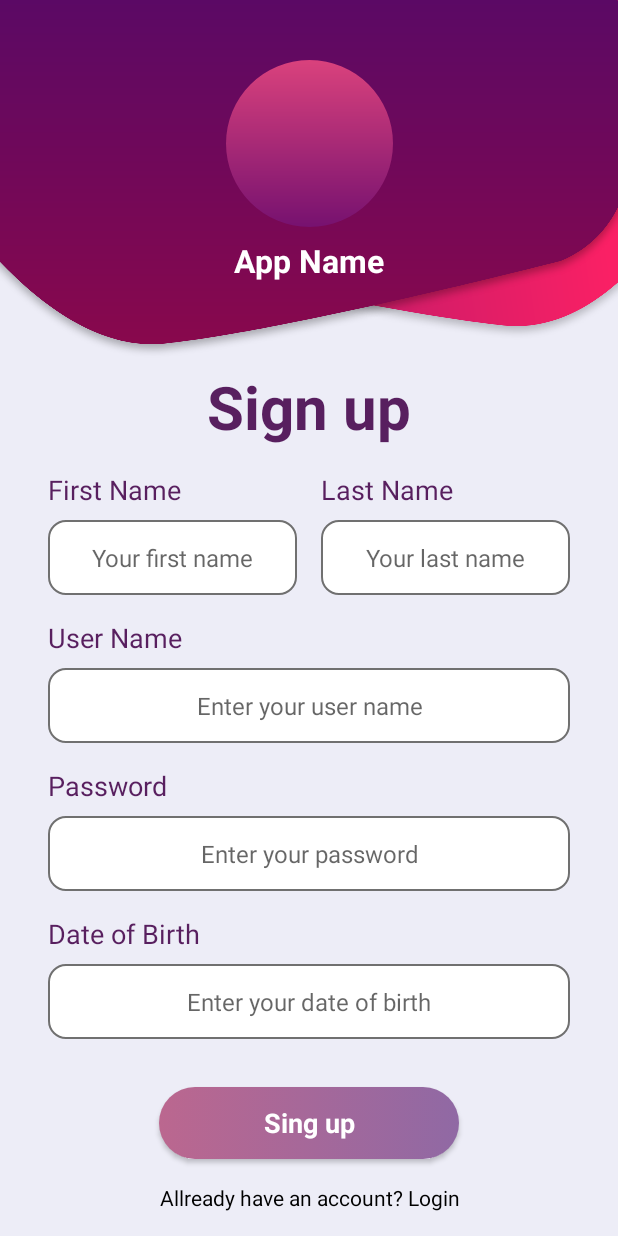
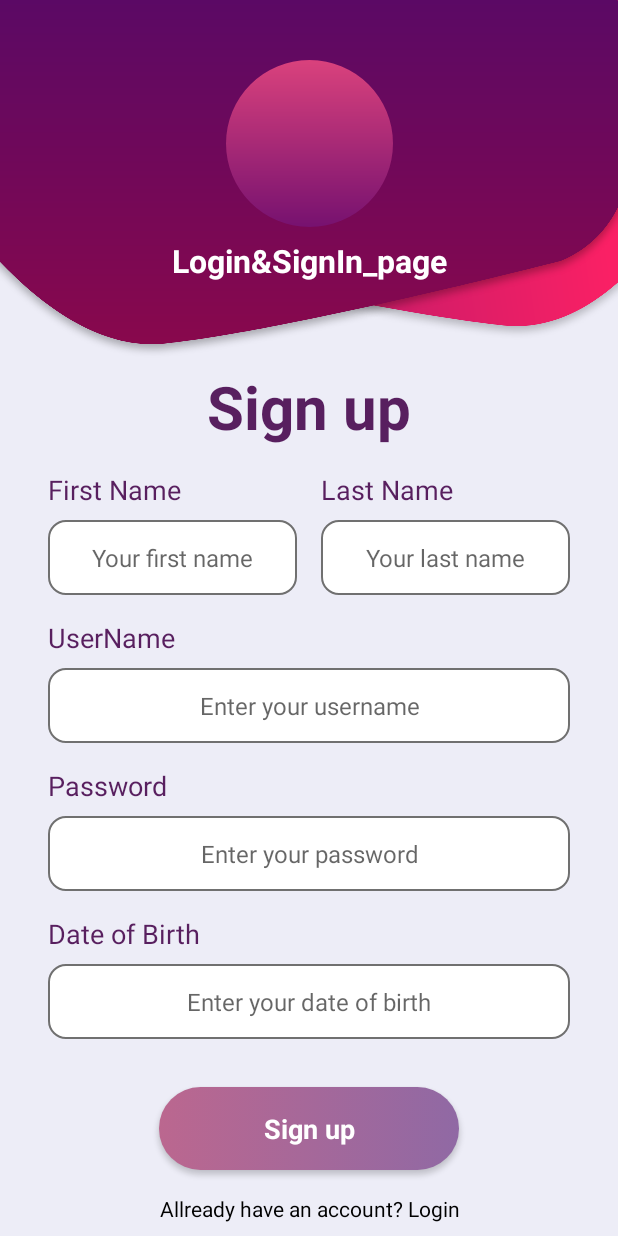
Before and after one commit to NovbiChannel/Login-Page, an Android app: the layout activity_signup.xml on its own in the app's theme, with its tools: preview values and no code run, on a phone screen of 412 x 824 dp. Run offline under Robolectric (Android 15) with nearby library versions, the phone set to English and light mode, and no system bars.

Commit message:
Elimination of errors during layout. Adding text to a string file.

```diff
--- a/app/src/main/res/layout/activity_signup.xml
+++ b/app/src/main/res/layout/activity_signup.xml
@@ -1,5 +1,6 @@
 <?xml version="1.0" encoding="utf-8"?>
-<androidx.constraintlayout.widget.ConstraintLayout xmlns:android="http://schemas.android.com/apk/res/android"
+<androidx.constraintlayout.widget.ConstraintLayout
+    xmlns:android="http://schemas.android.com/apk/res/android"
     xmlns:app="http://schemas.android.com/apk/res-auto"
     xmlns:tools="http://schemas.android.com/tools"
     android:layout_width="match_parent"
@@ -21,7 +22,7 @@
                 android:layout_height="match_parent">
 
                 <ImageView
-                    android:id="@+id/imageView"
+                    android:id="@+id/ivHeaderApp"
                     android:layout_width="wrap_content"
                     android:layout_height="wrap_content"
                     android:scaleType="centerCrop"
@@ -32,35 +33,35 @@
                     app:srcCompat="@drawable/top_background" />
 
                 <ImageView
-                    android:id="@+id/imageView2"
+                    android:id="@+id/ivCircle"
                     android:layout_width="wrap_content"
                     android:layout_height="wrap_content"
-                    app:layout_constraintBottom_toBottomOf="@+id/imageView"
+                    app:layout_constraintBottom_toBottomOf="@+id/ivHeaderApp"
                     app:layout_constraintEnd_toEndOf="parent"
                     app:layout_constraintStart_toStartOf="parent"
-                    app:layout_constraintTop_toTopOf="@+id/imageView"
+                    app:layout_constraintTop_toTopOf="@+id/ivHeaderApp"
                     app:layout_constraintVertical_bias="0.3"
                     app:srcCompat="@drawable/circle" />
 
                 <TextView
-                    android:id="@+id/textView"
+                    android:id="@+id/tvAppName"
                     android:layout_width="wrap_content"
                     android:layout_height="wrap_content"
                     android:layout_marginTop="8dp"
-                    android:text="App Name"
+                    android:text="@string/app_name"
                     android:textColor="#ffffff"
                     android:textSize="21sp"
                     android:textStyle="bold"
-                    app:layout_constraintEnd_toEndOf="@+id/imageView2"
-                    app:layout_constraintStart_toStartOf="@+id/imageView2"
-                    app:layout_constraintTop_toBottomOf="@+id/imageView2" />
+                    app:layout_constraintEnd_toEndOf="@+id/ivCircle"
+                    app:layout_constraintStart_toStartOf="@+id/ivCircle"
+                    app:layout_constraintTop_toBottomOf="@+id/ivCircle" />
             </androidx.constraintlayout.widget.ConstraintLayout>
 
             <TextView
-                android:id="@+id/textView2"
+                android:id="@+id/tvSignUp"
                 android:layout_width="match_parent"
                 android:layout_height="wrap_content"
-                android:text="Sign up"
+                android:text="@string/sign_up"
                 android:textAlignment="center"
                 android:textColor="#581f5f"
                 android:textSize="40sp"
@@ -81,21 +82,21 @@
                     android:orientation="vertical">
 
                     <TextView
-                        android:id="@+id/textView3"
+                        android:id="@+id/tvFirstName"
                         android:layout_width="match_parent"
                         android:layout_height="wrap_content"
-                        android:text="First Name"
+                        android:text="@string/first_name"
                         android:textColor="#581f5f"
                         android:textSize="18sp" />
 
                     <EditText
-                        android:id="@+id/editTextTextPersonName"
+                        android:id="@+id/etFirstName"
                         android:layout_width="match_parent"
                         android:layout_height="50dp"
                         android:layout_marginTop="8dp"
                         android:background="@drawable/edittext_background"
                         android:ems="10"
-                        android:hint="Your first name"
+                        android:hint="@string/your_first_name"
                         android:inputType="textPersonName"
                         android:padding="8dp"
                         android:textAlignment="center"
@@ -113,21 +114,21 @@
                     android:orientation="vertical">
 
                     <TextView
-                        android:id="@+id/textView3"
+                        android:id="@+id/tvLastName"
                         android:layout_width="match_parent"
                         android:layout_height="wrap_content"
-                        android:text="Last Name"
+                        android:text="@string/last_name"
                         android:textColor="#581f5f"
                         android:textSize="18sp" />
 
                     <EditText
-                        android:id="@+id/editTextTextPersonName"
+                        android:id="@+id/etLastName"
                         android:layout_width="match_parent"
                         android:layout_height="50dp"
                         android:layout_marginTop="8dp"
                         android:background="@drawable/edittext_background"
                         android:ems="10"
-                        android:hint="Your last name"
+                        android:hint="@string/your_last_name"
                         android:inputType="textPersonName"
                         android:padding="8dp"
                         android:textAlignment="center"
@@ -145,21 +146,21 @@
                 android:orientation="vertical">
 
                 <TextView
-                    android:id="@+id/textView3"
+                    android:id="@+id/tvUserName"
                     android:layout_width="match_parent"
                     android:layout_height="wrap_content"
-                    android:text="User Name"
+                    android:text="@string/username"
                     android:textColor="#581f5f"
                     android:textSize="18sp" />
 
                 <EditText
-                    android:id="@+id/editTextTextPersonName"
+                    android:id="@+id/etUserName"
                     android:layout_width="match_parent"
                     android:layout_height="50dp"
                     android:layout_marginTop="8dp"
                     android:background="@drawable/edittext_background"
                     android:ems="10"
-                    android:hint="Enter your user name"
+                    android:hint="@string/enter_your_username"
                     android:inputType="textPersonName"
                     android:padding="8dp"
                     android:textAlignment="center"
@@ -176,21 +177,21 @@
                 android:orientation="vertical">
 
                 <TextView
-                    android:id="@+id/textView4"
+                    android:id="@+id/tvPassword"
                     android:layout_width="match_parent"
                     android:layout_height="wrap_content"
-                    android:text="Password"
+                    android:text="@string/password"
                     android:textColor="#581f5f"
                     android:textSize="18sp" />
 
                 <EditText
-                    android:id="@+id/editTextTextPassword"
+                    android:id="@+id/etPassword"
                     android:layout_width="match_parent"
                     android:layout_height="50dp"
                     android:layout_marginTop="8dp"
                     android:background="@drawable/edittext_background"
                     android:ems="10"
-                    android:hint="Enter your password"
+                    android:hint="@string/enter_your_password"
                     android:inputType="textPersonName"
                     android:padding="8dp"
                     android:textAlignment="center"
@@ -208,21 +209,21 @@
                 android:orientation="vertical">
 
                 <TextView
-                    android:id="@+id/textView4"
+                    android:id="@+id/tvDateOfBirth"
                     android:layout_width="match_parent"
                     android:layout_height="wrap_content"
-                    android:text="Date of Birth"
+                    android:text="@string/date_of_birth"
                     android:textColor="#581f5f"
                     android:textSize="18sp" />
 
                 <EditText
-                    android:id="@+id/editTextTextPassword"
+                    android:id="@+id/etDateOfBirth"
                     android:layout_width="match_parent"
                     android:layout_height="50dp"
                     android:layout_marginTop="8dp"
                     android:background="@drawable/edittext_background"
                     android:ems="10"
-                    android:hint="Enter your date of birth"
+                    android:hint="@string/enter_your_date_of_birth"
                     android:inputType="textPersonName"
                     android:padding="8dp"
                     android:textAlignment="center"
@@ -231,24 +232,24 @@
             </LinearLayout>
 
             <Button
-                android:id="@+id/button"
+                android:id="@+id/btnSignUp"
                 style="@android:style/Widget.Button"
                 android:layout_width="200dp"
-                android:layout_height="wrap_content"
+                android:layout_height="55dp"
                 android:layout_gravity="center_horizontal"
                 android:layout_marginTop="32dp"
                 android:layout_marginBottom="16dp"
                 android:background="@drawable/button_background"
-                android:text="Sing up"
+                android:text="@string/sign_up"
                 android:textColor="#ffffff"
                 android:textSize="18sp"
                 android:textStyle="bold" />
 
             <TextView
-                android:id="@+id/textView6"
+                android:id="@+id/tvAllreadyHaveOnAccount"
                 android:layout_width="match_parent"
                 android:layout_height="wrap_content"
-                android:text="Allready have an account? Login"
+                android:text="@string/allready_have_an_account_login"
                 android:textAlignment="center"
                 android:textColor="#000000" />
         </LinearLayout>
--- a/app/src/main/res/values/strings.xml
+++ b/app/src/main/res/values/strings.xml
@@ -1,3 +1,33 @@
 <resources>
     <string name="app_name">Login&amp;SignIn_page</string>
+    <string name="login">Login</string>
+    <string name="username">UserName</string>
+    <string name="enter_your_username">Enter your username</string>
+    <string name="password">Password</string>
+    <string name="enter_your_password">Enter your password</string>
+    <string name="or">OR</string>
+    <string name="don_t_have_an_account_signup">Don\'t have an account? signup</string>
+    <string name="sign_up">Sign up</string>
+    <string name="first_name">First Name</string>
+    <string name="your_first_name">Your first name</string>
+    <string name="last_name">Last Name</string>
+    <string name="your_last_name">Your last name</string>
+    <string name="date_of_birth">Date of Birth</string>
+    <string name="enter_your_date_of_birth">Enter your date of birth</string>
+    <string name="allready_have_an_account_login">Allready have an account? Login</string>
+    <string name="good_morning_nikita">Good morning Nikita</string>
+    <string name="until">Until</string>
+    <string name="_20_april_30_may">20 April - 30 May</string>
+    <string name="_80">80%</string>
+    <string name="discount">Discount</string>
+    <string name="search_for">Search for ...</string>
+    <string name="what_do_you_need">What do you need?</string>
+    <string name="inbox">Inbox</string>
+    <string name="maps">Maps</string>
+    <string name="chats">Chats</string>
+    <string name="report">Report</string>
+    <string name="calendar">Calendar</string>
+    <string name="tip">Tip</string>
+    <string name="settings">Settings</string>
+    <string name="more">More</string>
 </resources>
```
Also changed, not shown: app/src/main/res/layout/activity_login.xml (+36 -35 lines), app/src/main/res/layout/activity_menu.xml (+94 -93 lines).
